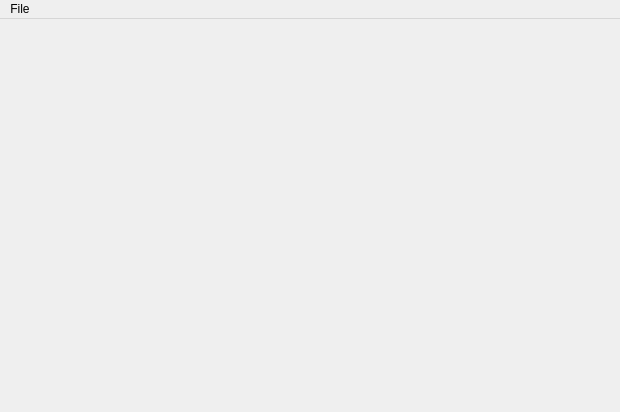
This is tools/i6engine-editor/gui/wndMainWindow.ui in ClockworkOrigins/i6engine as Qt 5 draws it before an edit. The edited form follows.
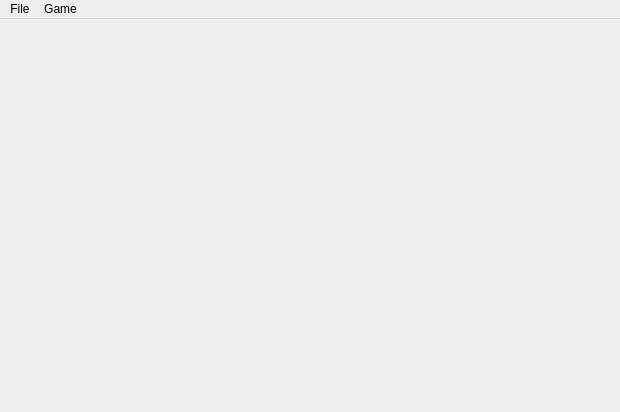
This is the edited form.

Commit message: ISIXE-1599 added possibility to write plugins to start game from within level editor

Diff of the .ui file:
```diff
--- a/tools/i6engine-editor/gui/wndMainWindow.ui
+++ b/tools/i6engine-editor/gui/wndMainWindow.ui
@@ -60,7 +60,13 @@
     <addaction name="separator"/>
     <addaction name="actionExit"/>
    </widget>
+   <widget class="QMenu" name="menuGame">
+    <property name="title">
+     <string>Game</string>
+    </property>
+   </widget>
    <addaction name="menuFile"/>
+   <addaction name="menuGame"/>
   </widget>
   <action name="actionLoad_Level">
    <property name="text">
```
The commit also changes 18 other files.
